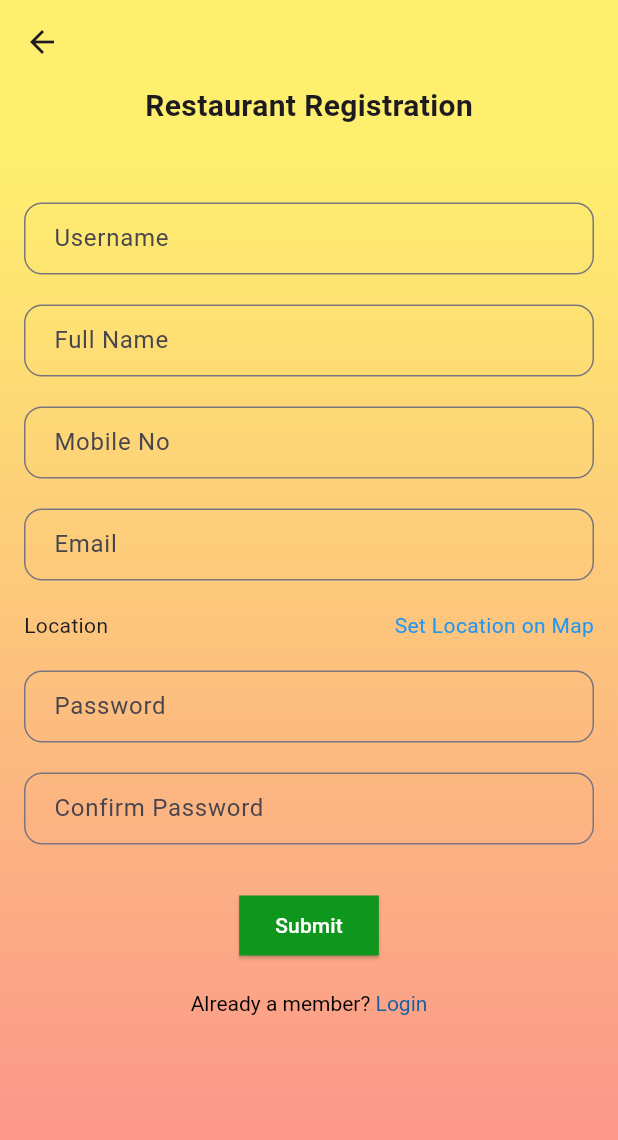
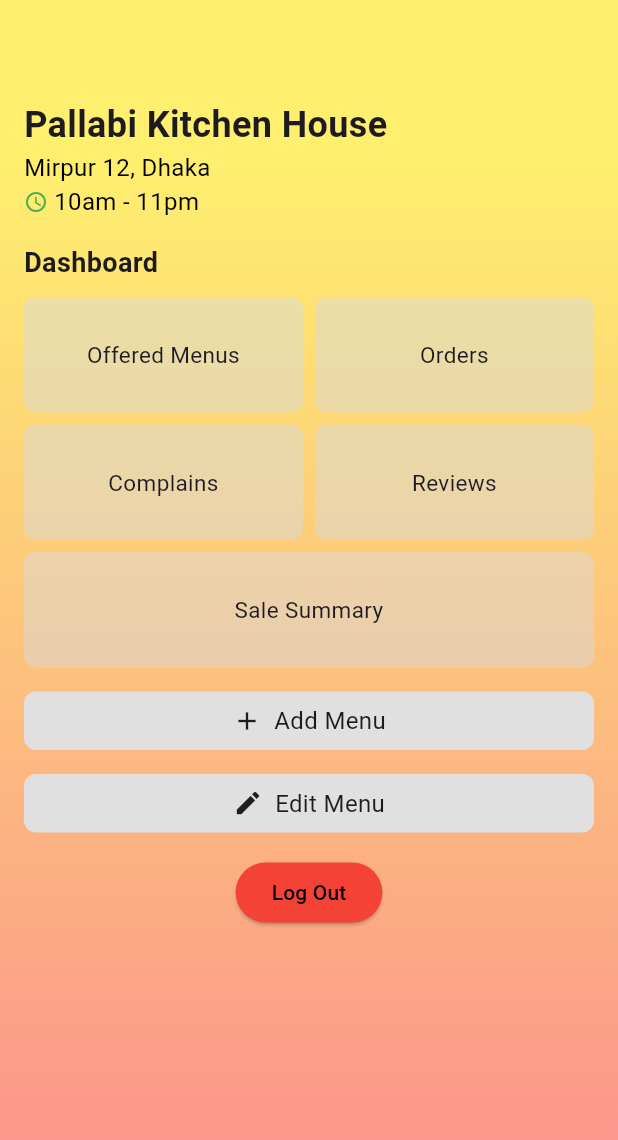
Before and after one commit to ImranChowdhuryFahim/Foodology, a Flutter app: the RestaurantRegistrationPage screen opened directly, after a tap on "Submit", on a phone screen of 412 x 824 dp. Shown: the top 1140 px of the screen. Run offline on Flutter 3.47's test engine with Material 3 defaults, Android fonts, the light colour scheme and no system bars; our stand-ins replace flutter_bloc, flutter_dotenv, hive, hive_flutter, supabase_flutter; accounts and stored records are empty.

Commit message:
restaurant pages done

```diff
--- a/lib/features/authentication/restaurant/presentation/pages/restaurant_login_page.dart
+++ b/lib/features/authentication/restaurant/presentation/pages/restaurant_login_page.dart
@@ -1,6 +1,7 @@
 import 'package:flutter/material.dart';
 import 'package:foodology/features/authentication/restaurant/presentation/pages/restaurant_registration_page.dart';
 import 'package:foodology/features/common/presentation/widgets/custom_input.dart';
+import 'package:foodology/features/dashboard/restaurant/presentation/pages/restaurant_homepage.dart';
 
 class RestaurantLoginPage extends StatelessWidget {
   static route() =>
@@ -38,11 +39,8 @@ class RestaurantLoginPage extends StatelessWidget {
                 ),
                 const SizedBox(height: 20),
                 ElevatedButton(
-                  onPressed: () {
-                    String username = _usernameController.text;
-                    String password = _passwordController.text;
-                    print('Username: $username, Password: $password');
-                  },
+                  onPressed: () =>
+                      Navigator.push(context, RestaurantHomepage.route()),
                   style: ElevatedButton.styleFrom(
                     backgroundColor: const Color(0xFF0F961D),
                     foregroundColor: Colors.white,
@@ -61,11 +59,16 @@ class RestaurantLoginPage extends StatelessWidget {
                   child: RichText(
                       text: TextSpan(
                           text: 'Not a member? ',
-                          style: TextStyle(color: Theme.of(context).textTheme.headlineMedium?.color),
+                          style: TextStyle(
+                              color: Theme.of(context)
+                                  .textTheme
+                                  .headlineMedium
+                                  ?.color),
                           children: const [
                         TextSpan(
                             text: 'Register Yourself',
-                            style: TextStyle(color: Color.fromARGB(255, 20, 97, 160)))
+                            style: TextStyle(
+                                color: Color.fromARGB(255, 20, 97, 160)))
                       ])),
                 )
               ],
--- a/lib/features/authentication/restaurant/presentation/pages/restaurant_registration_page.dart
+++ b/lib/features/authentication/restaurant/presentation/pages/restaurant_registration_page.dart
@@ -1,6 +1,7 @@
 import 'package:flutter/material.dart';
 import 'package:foodology/features/common/presentation/widgets/custom_input.dart';
 import 'package:foodology/features/authentication/restaurant/presentation/pages/restaurant_login_page.dart';
+import 'package:foodology/features/dashboard/restaurant/presentation/pages/restaurant_homepage.dart';
 
 class RestaurantRegistrationPage extends StatelessWidget {
   static route() =>
@@ -82,7 +83,8 @@ class RestaurantRegistrationPage extends StatelessWidget {
                     height: 30,
                   ),
                   ElevatedButton(
-                    onPressed: () {},
+                    onPressed: () =>
+                        Navigator.push(context, RestaurantHomepage.route()),
                     style: ElevatedButton.styleFrom(
                       backgroundColor: const Color(0xFF0F961D),
                       foregroundColor: Colors.white,
@@ -101,11 +103,16 @@ class RestaurantRegistrationPage extends StatelessWidget {
                     child: RichText(
                         text: TextSpan(
                             text: 'Already a member? ',
-                            style: TextStyle(color: Theme.of(context).textTheme.headlineMedium?.color),
+                            style: TextStyle(
+                                color: Theme.of(context)
+                                    .textTheme
+                                    .headlineMedium
+                                    ?.color),
                             children: const [
                           TextSpan(
                               text: 'Login',
-                              style: TextStyle(color:Color.fromARGB(255, 20, 97, 160)))
+                              style: TextStyle(
+                                  color: Color.fromARGB(255, 20, 97, 160)))
                         ])),
                   )
                 ],
--- /dev/null
+++ b/lib/features/dashboard/restaurant/presentation/pages/restaurant_homepage.dart
@@ -0,0 +1,87 @@
+import 'package:flutter/material.dart';
+import 'package:foodology/features/dashboard/restaurant/presentation/widgets/dashboard_item.dart';
+import 'package:foodology/features/dashboard/restaurant/presentation/widgets/menu_button.dart';
+import 'package:foodology/features/dashboard/restaurant/presentation/widgets/restaurant_info.dart';
+
+class RestaurantHomepage extends StatelessWidget {
+  static route() =>
+      MaterialPageRoute(builder: (context) => RestaurantHomepage());
+
+  RestaurantHomepage({super.key});
+
+  final RestaurantInfo restaurantInfo = RestaurantInfo(
+    name: "Pallabi Kitchen House",
+    address: "Mirpur 12, Dhaka",
+    openingHours: "10am - 11pm",
+  );
+
+  @override
+  Widget build(BuildContext context) {
+    return Scaffold(
+      body: Padding(
+        padding: const EdgeInsets.all(16.0),
+        child: Column(
+          crossAxisAlignment: CrossAxisAlignment.start,
+          children: [
+            const SizedBox(height: 50),
+            RestaurantInfoWidget(restaurantInfo: restaurantInfo),
+            const SizedBox(height: 16),
+            const Text(
+              "Dashboard",
+              style: TextStyle(
+                fontSize: 18,
+                fontWeight: FontWeight.bold,
+              ),
+            ),
+            const SizedBox(height: 10),
+            const Column(
+              children: [
+                Row(
+                  mainAxisAlignment: MainAxisAlignment.spaceAround,
+                  children: [
+                    DashboardItem(title: "Offered Menus"),
+                    SizedBox(width: 8),
+                    DashboardItem(title: "Orders"),
+                  ],
+                ),
+                SizedBox(height: 8),
+                Row(
+                  children: [
+                    DashboardItem(title: "Complains"),
+                    SizedBox(width: 8),
+                    DashboardItem(title: "Reviews"),
+                  ],
+                ),
+                SizedBox(height: 8),
+                Row(
+                  children: [
+                    DashboardItem(title: "Sale Summary"),
+                  ],
+                ),
+              ],
+            ),
+            const SizedBox(height: 16),
+            const MenuButton(
+              title: "Add Menu",
+              icon: Icons.add,
+            ),
+            const SizedBox(height: 16),
+            const MenuButton(
+              title: "Edit Menu",
+              icon: Icons.edit,
+            ),
+            const SizedBox(height: 16),
+            Center(
+              child: ElevatedButton(
+                style: ElevatedButton.styleFrom(
+                    backgroundColor: Colors.red, foregroundColor: Colors.black),
+                onPressed: () {},
+                child: const Text("Log Out"),
+              ),
+            ),
+          ],
+        ),
+      ),
+    );
+  }
+}
--- /dev/null
+++ b/lib/features/dashboard/restaurant/presentation/widgets/dashboard_item.dart
@@ -0,0 +1,30 @@
+import 'package:flutter/material.dart';
+
+class DashboardItem extends StatelessWidget {
+  final String title;
+
+  const DashboardItem({super.key, required this.title});
+
+  @override
+  Widget build(BuildContext context) {
+    return Expanded(
+      child: GestureDetector(
+        onTap: () {},
+        child: Container(
+          padding: const EdgeInsets.all(28),
+          decoration: BoxDecoration(
+            color: const Color.fromRGBO(217, 217, 217, 0.5),
+            borderRadius: BorderRadius.circular(8),
+          ),
+          child: Center(
+            child: Text(
+              title,
+              style: const TextStyle(fontSize: 15),
+              textAlign: TextAlign.center,
+            ),
+          ),
+        ),
+      ),
+    );
+  }
+}
--- /dev/null
+++ b/lib/features/dashboard/restaurant/presentation/widgets/menu_button.dart
@@ -0,0 +1,34 @@
+import 'package:flutter/material.dart';
+import 'package:foodology/features/dashboard/restaurant/presentation/pages/add_menu_page.dart';
+
+class MenuButton extends StatelessWidget {
+  final String title;
+  final IconData icon;
+
+  const MenuButton({super.key, required this.title, required this.icon});
+
+  @override
+  Widget build(BuildContext context) {
+    return GestureDetector(
+      onTap: () => Navigator.push(context, AddMenuPage.route()),
+      child: SizedBox(
+        width: double.infinity,
+        child: Container(
+          padding: const EdgeInsets.all(8),
+          decoration: BoxDecoration(
+            color: Colors.grey[300],
+            borderRadius: BorderRadius.circular(8),
+          ),
+          child: Row(
+            mainAxisAlignment: MainAxisAlignment.center,
+            children: [
+              Icon(icon, size: 20),
+              const SizedBox(width: 8),
+              Text(title, style: const TextStyle(fontSize: 16)),
+            ],
+          ),
+        ),
+      ),
+    );
+  }
+}
--- /dev/null
+++ b/lib/features/dashboard/restaurant/presentation/widgets/restaurant_info.dart
@@ -0,0 +1,55 @@
+import 'package:flutter/material.dart';
+
+class RestaurantInfo {
+  final String name;
+  final String address;
+  final String openingHours;
+
+  RestaurantInfo({
+    required this.name,
+    required this.address,
+    required this.openingHours,
+  });
+}
+
+class RestaurantInfoWidget extends StatelessWidget {
+  final RestaurantInfo restaurantInfo;
+
+  const RestaurantInfoWidget({super.key, required this.restaurantInfo});
+
+  @override
+  Widget build(BuildContext context) {
+    return Column(
+      crossAxisAlignment: CrossAxisAlignment.start,
+      children: [
+        Text(
+          restaurantInfo.name,
+          style: const TextStyle(
+            fontSize: 24,
+            fontWeight: FontWeight.bold,
+          ),
+        ),
+        Text(
+          restaurantInfo.address,
+          style: const TextStyle(
+            fontSize: 16,
+            color: Colors.black,
+          ),
+        ),
+        Row(
+          children: [
+            const Icon(Icons.access_time, size: 16, color: Colors.green),
+            const SizedBox(width: 4),
+            Text(
+              restaurantInfo.openingHours,
+              style: const TextStyle(
+                fontSize: 16,
+                color: Colors.black,
+              ),
+            ),
+          ],
+        ),
+      ],
+    );
+  }
+}
```
Also changed, not shown: lib/features/dashboard/restaurant/presentation/pages/add_menu_page.dart (added, +80 -0 lines), lib/features/dashboard/restaurant/presentation/widgets/dots_indicator.dart (added, +23 -0 lines).
